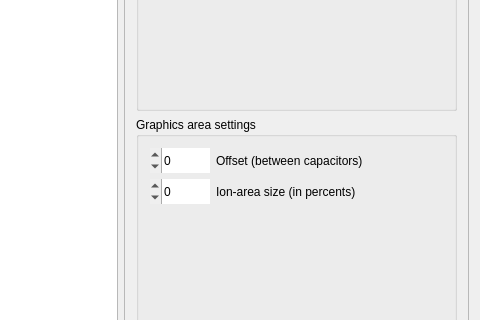
First picture: the form in GUI/mainwindow.ui, repository stanf0rd/MEMS-analyser, before the edit; both pictures show x 930 to 1410 and y 161 to 481 of the 1410 by 840 pixel window.
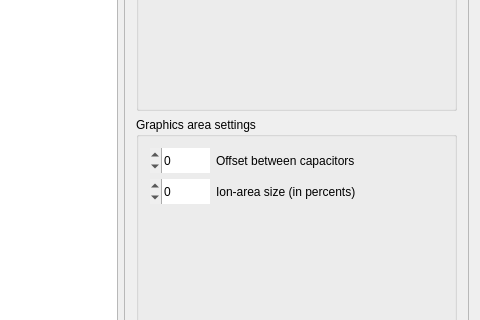
Second picture: the form after the edit. Custom widgets are drawn as their Qt base class.

Commit message: new conder set every button click

What changed in the file:
```diff
--- a/GUI/mainwindow.ui
+++ b/GUI/mainwindow.ui
@@ -214,7 +214,7 @@
                <item row="0" column="1">
                 <widget class="QLabel" name="label_4">
                  <property name="text">
-                  <string>Offset (between capacitors)</string>
+                  <string>Offset between capacitors</string>
                  </property>
                 </widget>
                </item>
```
The commit also changes 2 other files.
